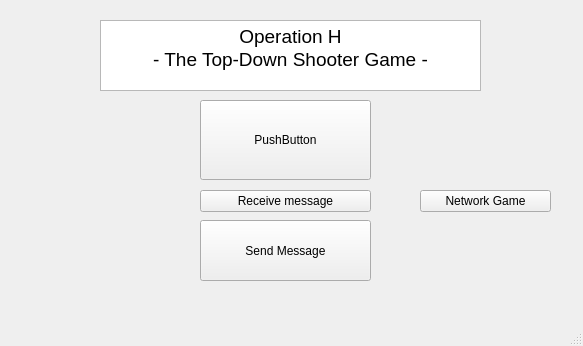
Before: the Qt Designer form mainwindow.ui in kkdlau/COMP2012H-OPERATION-H, drawn with Qt 5.
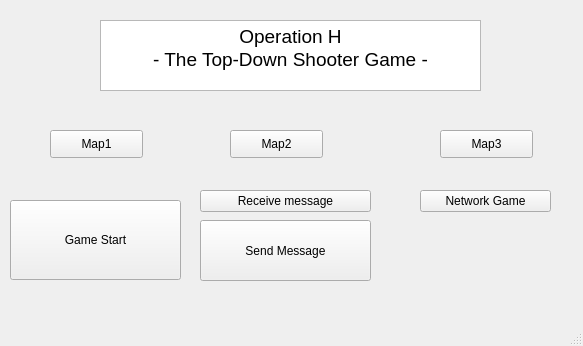
After: the same form once the commit is applied.

Commit message: Welcome to HKUST

```diff
--- a/mainwindow.ui
+++ b/mainwindow.ui
@@ -17,8 +17,8 @@
    <widget class="QWidget" name="verticalLayoutWidget">
     <property name="geometry">
      <rect>
-      <x>200</x>
-      <y>100</y>
+      <x>10</x>
+      <y>200</y>
       <width>173</width>
       <height>80</height>
      </rect>
@@ -39,7 +39,7 @@
         </size>
        </property>
        <property name="text">
-        <string>PushButton</string>
+        <string>Game Start</string>
        </property>
       </widget>
      </item>
@@ -102,6 +102,45 @@
 &lt;p align=&quot;center&quot; style=&quot; margin-top:0px; margin-bottom:0px; margin-left:0px; margin-right:0px; -qt-block-indent:0; text-indent:0px;&quot;&gt;&lt;span style=&quot; font-size:14pt;&quot;&gt;- The Top-Down Shooter Game -&lt;/span&gt;&lt;/p&gt;&lt;/body&gt;&lt;/html&gt;</string>
     </property>
    </widget>
+   <widget class="QPushButton" name="pushButton_Map1">
+    <property name="geometry">
+     <rect>
+      <x>50</x>
+      <y>130</y>
+      <width>93</width>
+      <height>28</height>
+     </rect>
+    </property>
+    <property name="text">
+     <string>Map1</string>
+    </property>
+   </widget>
+   <widget class="QPushButton" name="pushButton_Map2">
+    <property name="geometry">
+     <rect>
+      <x>230</x>
+      <y>130</y>
+      <width>93</width>
+      <height>28</height>
+     </rect>
+    </property>
+    <property name="text">
+     <string>Map2</string>
+    </property>
+   </widget>
+   <widget class="QPushButton" name="pushButton_Map3">
+    <property name="geometry">
+     <rect>
+      <x>440</x>
+      <y>130</y>
+      <width>93</width>
+      <height>28</height>
+     </rect>
+    </property>
+    <property name="text">
+     <string>Map3</string>
+    </property>
+   </widget>
   </widget>
   <widget class="QMenuBar" name="menubar">
    <property name="geometry">
```
Left out of the diff: 2 changed lines with no effect on the pictures. The commit also changes 2 other files.
